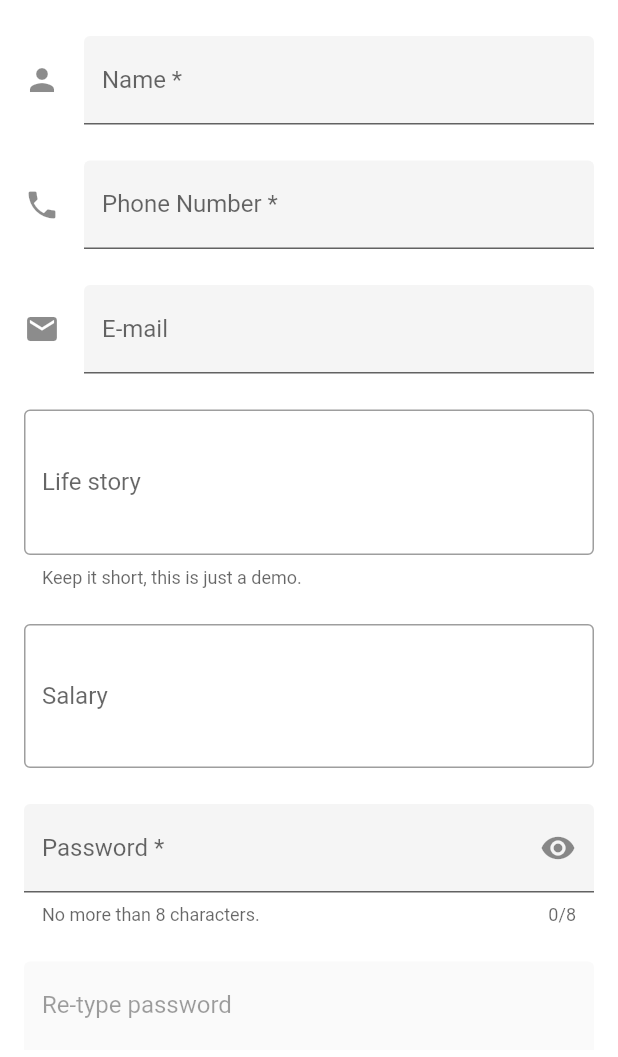
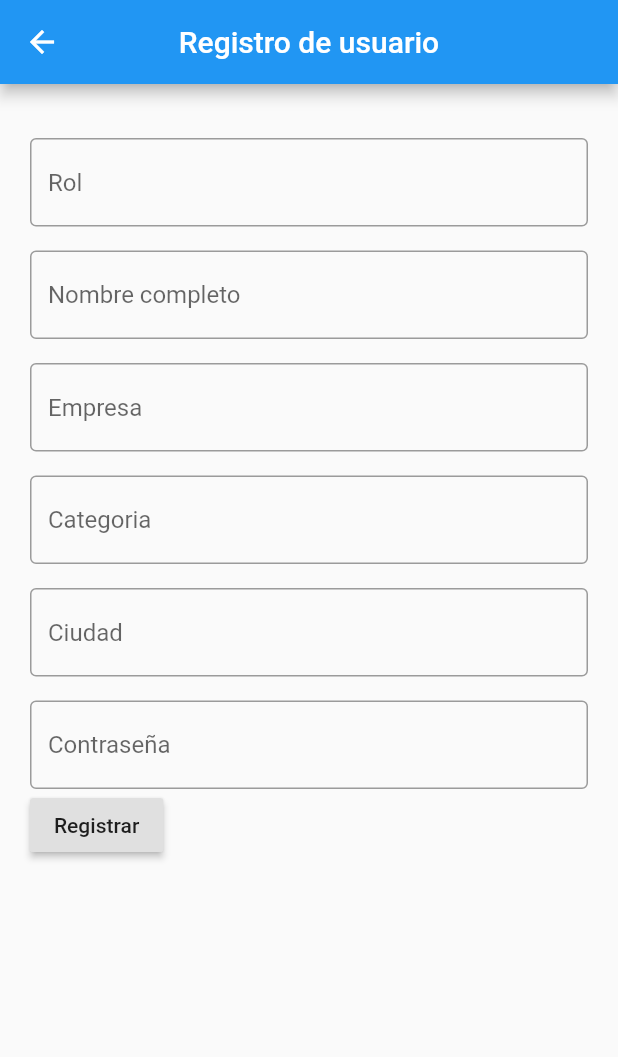
Before and after one commit to Jaleman1005/AppComerciantes, a Flutter app: the screen it shows after launch, after a tap on "Crear usuario", on a phone screen of 412 x 824 dp. Shown: the top 1057 px of the screen. Run offline on Flutter 3.47's test engine with Material 2 defaults, Android fonts, the phone set to English and light mode, and no system bars; network calls fail.

Commit message:
add button for exit and modify navigations

```diff
--- a/app_comerciante/lib/pages/Perfil/perfil.dart
+++ b/app_comerciante/lib/pages/Perfil/perfil.dart
@@ -1,3 +1,4 @@
+import 'package:app_comerciante/pages/login-service/login.dart';
 import 'package:flutter/material.dart';
 
 
@@ -21,6 +22,16 @@ class Perfil extends StatelessWidget {
             ],
           ),
         ],
+      ),
+      floatingActionButton: FloatingActionButton(
+        onPressed: () {
+          Navigator.push(
+            context,
+            MaterialPageRoute(builder: (context) => LoginPage()),
+          );
+        },
+        child: Icon(Icons.exit_to_app),
+        backgroundColor: Colors.blue,
       ),
     );
   }
--- a/app_comerciante/lib/pages/home-service/home.dart
+++ b/app_comerciante/lib/pages/home-service/home.dart
@@ -18,11 +18,12 @@ class HomePage extends StatelessWidget {
         child: Scaffold(
           appBar: AppBar(
             bottom: TabBar(
+
               tabs: [
-                Tab(icon: Icon(Icons.home)),
-                Tab(icon: Icon(Icons.stars)),
-                Tab(icon: Icon(Icons.event)),
-                Tab(icon: Icon(Icons.perm_identity)),
+                Tab(icon: Icon(Icons.home), text: 'Home'),
+                Tab(icon: Icon(Icons.add), text: 'Crear'),
+                Tab(icon: Icon(Icons.fastfood), text: 'Productos'),
+                Tab(icon: Icon(Icons.perm_identity), text: 'Perfil'),
               ],
             ),
             title: Text('APP-COMERCIANTE'),
--- a/app_comerciante/lib/pages/login-service/login.dart
+++ b/app_comerciante/lib/pages/login-service/login.dart
@@ -50,6 +50,7 @@ class _LoginPageState extends State<LoginPage> {
                 labelText: 'Correo',
               ),
             ),
+            Text(''),
             TextField(
               obscureText: true,
               decoration: InputDecoration(
--- a/app_comerciante/lib/pages/registro-service/registro.dart
+++ b/app_comerciante/lib/pages/registro-service/registro.dart
@@ -1,193 +1,118 @@
+import 'package:app_comerciante/pages/home-service/home.dart';
 import 'package:flutter/material.dart';
-import 'package:flutter/services.dart';
 
-class RegistroPage extends StatefulWidget {
+final _formKey = GlobalKey<FormState>();
+
+class RegistroPage extends StatelessWidget {
   const RegistroPage({Key key}) : super(key: key);
 
   @override
-  State<StatefulWidget> createState() => _RegistroPage();
-}
-
-class _RegistroPage extends State<RegistroPage> {
-  final GlobalKey<FormFieldState<String>> _passwordFieldKey =
-      new GlobalKey<FormFieldState<String>>();
-
-  String _name;
-  String _phoneNumber;
-  String _email;
-  String _password;
-
-  String _validateName(String value) {
-    if (value.isEmpty) return 'Name is required.';
-    final RegExp nameExp = new RegExp(r'^[A-Za-z ]+$');
-    if (!nameExp.hasMatch(value))
-      return 'Please enter only alphabetical characters.';
-    return null;
-  }
-
-  @override
   Widget build(BuildContext context) {
-    return SingleChildScrollView(
-      padding: const EdgeInsets.symmetric(horizontal: 16.0),
+    return Scaffold(
+      appBar: AppBar(
+        title: Text('Registro de usuario'),
+        centerTitle: true,
+      ),
+      body: ListView(
+        padding: EdgeInsets.all(20),
+        children: <Widget>[
+          Form(
+            key: _formKey,
             child: Column(
-        mainAxisAlignment: MainAxisAlignment.spaceEvenly,
-        crossAxisAlignment: CrossAxisAlignment.stretch,
+              crossAxisAlignment: CrossAxisAlignment.start,
               children: <Widget>[
-          SizedBox(height: 24.0),
-          // "Name" form.
-          TextFormField(
-            textCapitalization: TextCapitalization.words,
-            decoration: InputDecoration(
-              border: UnderlineInputBorder(),
-              filled: true,
-              icon: Icon(Icons.person),
-              hintText: 'What do people call you?',
-              labelText: 'Name *',
-            ),
-            onSaved: (String value) {
-              this._name = value;
-            },
-            validator: _validateName,
-          ),
-          SizedBox(height: 24.0),
-          // "Phone number" form.
-          TextFormField(
-            decoration: const InputDecoration(
-              border: UnderlineInputBorder(),
-              filled: true,
-              icon: Icon(Icons.phone),
-              hintText: 'Where can we reach you?',
-              labelText: 'Phone Number *',
-              prefixText: '+86',
-            ),
-            keyboardType: TextInputType.phone,
-            onSaved: (String value) {
-              this._phoneNumber = value;
-            },
-            // TextInputFormatters are applied in sequence.
-            inputFormatters: <TextInputFormatter>[
-              WhitelistingTextInputFormatter.digitsOnly,
-            ],
-          ),
-          SizedBox(height: 24.0),
-          // "Email" form.
-          TextFormField(
-            decoration: const InputDecoration(
-              border: UnderlineInputBorder(),
-              filled: true,
-              icon: Icon(Icons.email),
-              hintText: 'Your email address',
-              labelText: 'E-mail',
-            ),
-            keyboardType: TextInputType.emailAddress,
-            onSaved: (String value) {
-              this._email = value;
-            },
-          ),
-          SizedBox(height: 24.0),
-          // "Life story" form.
+                Text(''),
                 TextFormField(
                   decoration: const InputDecoration(
                     border: OutlineInputBorder(),
-              hintText: 'Tell us about yourself',
-              helperText: 'Keep it short, this is just a demo.',
-              labelText: 'Life story',
+                    hintText: 'Rol',
                   ),
-            maxLines: 3,
+                  validator: (value) {
+                    if (value.isEmpty) {
+                      return 'Por favor inserte la descripción';
+                    }
+                    return null;
+                  },
                 ),
-          SizedBox(height: 24.0),
-          // "Salary" form.
+                Text(''),
                 TextFormField(
-            keyboardType: TextInputType.number,
                   decoration: const InputDecoration(
                     border: OutlineInputBorder(),
-                labelText: 'Salary',
-                prefixText: '\$',
-                suffixText: 'USD',
-                suffixStyle: TextStyle(color: Colors.green)),
-            maxLines: 1,
+                    hintText: 'Nombre completo',
                   ),
-          SizedBox(height: 24.0),
-          // "Password" form.
-          PasswordField(
-            fieldKey: _passwordFieldKey,
-            helperText: 'No more than 8 characters.',
-            labelText: 'Password *',
-            onFieldSubmitted: (String value) {
-              setState(() {
-                this._password = value;
-              });
+                  validator: (value) {
+                    if (value.isEmpty) {
+                      return 'Por favor inserte la descripción';
+                    }
+                    return null;
                   },
                 ),
-          SizedBox(height: 24.0),
-          // "Re-type password" form.
+                Text(''),
                 TextFormField(
-            enabled: this._password != null && this._password.isNotEmpty,
                   decoration: const InputDecoration(
-              border: UnderlineInputBorder(),
-              filled: true,
-              labelText: 'Re-type password',
+                    border: OutlineInputBorder(),
+                    hintText: 'Empresa',
                   ),
-            maxLength: 8,
-            obscureText: true,
+                  validator: (value) {
+                    if (value.isEmpty) {
+                      return 'Por favor inserte la descripción';
+                    }
+                    return null;
+                  },
+                ),
+                Text(''),
+                TextFormField(
+                  decoration: const InputDecoration(
+                    border: OutlineInputBorder(),
+                    hintText: 'Categoria',
+                  ),
+                  validator: (value) {
+                    if (value.isEmpty) {
+                      return 'Por favor inserte la descripción';
+                    }
+                    return null;
+                  },
+                ),
+                Text(''),
+                TextFormField(
+                  decoration: const InputDecoration(
+                    border: OutlineInputBorder(),
+                    hintText: 'Ciudad',
+                  ),
+                  validator: (value) {
+                    if (value.isEmpty) {
+                      return 'Por favor inserte la descripción';
+                    }
+                    return null;
+                  },
+                ),
+                Text(''),
+                TextFormField(
+                  decoration: const InputDecoration(
+                    border: OutlineInputBorder(),
+                    hintText: 'Contraseña',
+                  ),
+                  validator: (value) {
+                    if (value.isEmpty) {
+                      return 'Por favor inserte la descripción';
+                    }
+                    return null;
+                  },
+                ),
+                RaisedButton(
+                  child: Text('Registrar'),
+                  onPressed: () {
+                    Navigator.push(
+                      context,
+                      MaterialPageRoute(builder: (context) => HomePage()),
+                    );
+                  },
+                ),
+              ],
+            ),
           ),
         ],
       ),
     );
   }
 }
-
-class PasswordField extends StatefulWidget {
-  const PasswordField({
-    this.fieldKey,
-    this.hintText,
-    this.labelText,
-    this.helperText,
-    this.onSaved,
-    this.validator,
-    this.onFieldSubmitted,
-  });
-
-  final Key fieldKey;
-  final String hintText;
-  final String labelText;
-  final String helperText;
-  final FormFieldSetter<String> onSaved;
-  final FormFieldValidator<String> validator;
-  final ValueChanged<String> onFieldSubmitted;
-
-  @override
-  _PasswordFieldState createState() => new _PasswordFieldState();
-}
-
-class _PasswordFieldState extends State<PasswordField> {
-  bool _obscureText = true;
-
-  @override
-  Widget build(BuildContext context) {
-    return new TextFormField(
-      key: widget.fieldKey,
-      obscureText: _obscureText,
-      maxLength: 8,
-      onSaved: widget.onSaved,
-      validator: widget.validator,
-      onFieldSubmitted: widget.onFieldSubmitted,
-      decoration: new InputDecoration(
-        border: const UnderlineInputBorder(),
-        filled: true,
-        hintText: widget.hintText,
-        labelText: widget.labelText,
-        helperText: widget.helperText,
-        suffixIcon: new GestureDetector(
-          onTap: () {
-            setState(() {
-              _obscureText = !_obscureText;
-            });
-          },
-          child:
-              new Icon(_obscureText ? Icons.visibility : Icons.visibility_off),
-        ),
-      ),
-    );
-  }
-}
```
Lines whose indentation alone changed are shown as unchanged.
